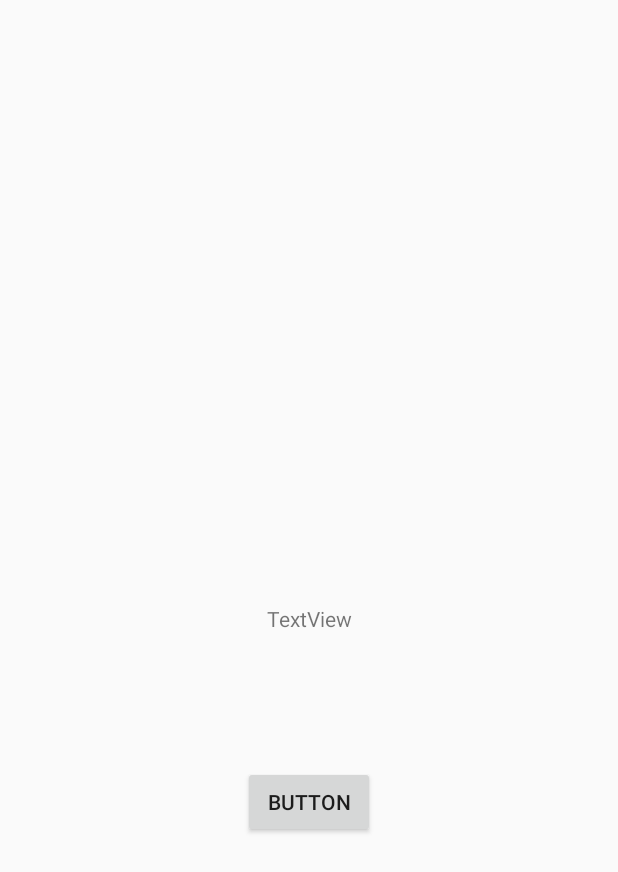
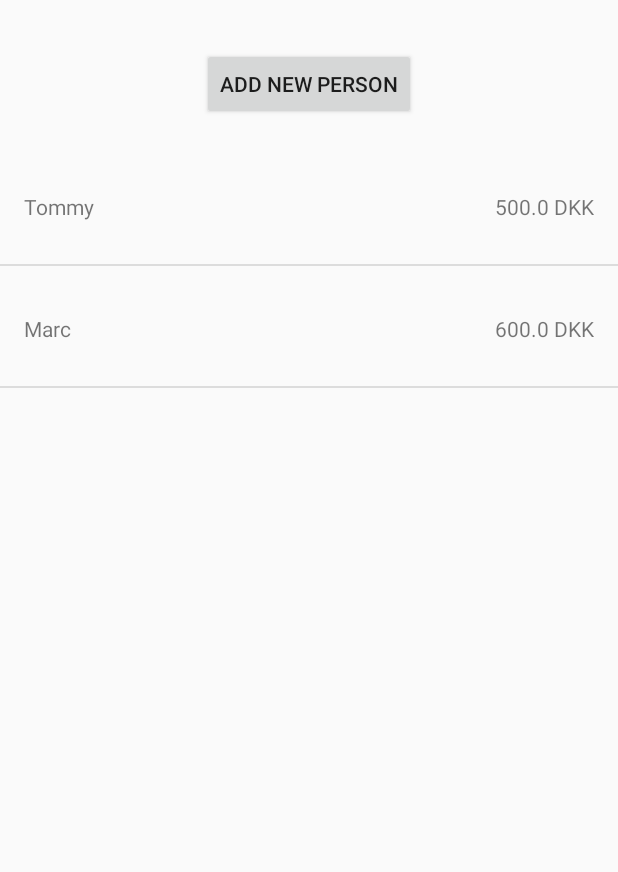
Before and after one commit to EWCMF/MobileMerchant, an Android app: the screen it shows after launch (DebtOwedToOthersActivity), after a tap on "Debt Owed To Others", on a phone screen of 412 x 824 dp. Shown: the top 872 px of the screen. Run offline under Robolectric (Android 15) with nearby library versions, the phone set to English and light mode, and no system bars; our stand-ins replace Room's generated code.

Commit message:
Basic list UI added to DebtOwedToOthers.

```diff
--- a/app/src/main/java/com/android/example/mobilemerchant/data/DebtOwedToOthers.java
+++ b/app/src/main/java/com/android/example/mobilemerchant/data/DebtOwedToOthers.java
@@ -18,7 +18,8 @@ public class DebtOwedToOthers {
     @ColumnInfo(name = "currency")
     private String currencyName;
 
-    public DebtOwedToOthers(String name, double amountOwed, String currencyName) {
+    public DebtOwedToOthers(int owedID, String name, double amountOwed, String currencyName) {
+        this.owedID = owedID;
         this.name = name;
         this.amountOwed = amountOwed;
         this.currencyName = currencyName;
--- /dev/null
+++ b/app/src/main/java/com/android/example/mobilemerchant/view/DebtOwedAdapter.java
@@ -0,0 +1,41 @@
+package com.android.example.mobilemerchant.view;
+
+import android.app.Activity;
+import android.content.Context;
+import android.view.LayoutInflater;
+import android.view.View;
+import android.view.ViewGroup;
+import android.widget.ArrayAdapter;
+import android.widget.TextView;
+
+import com.android.example.mobilemerchant.R;
+import com.android.example.mobilemerchant.data.DebtOwedToOthers;
+
+import java.util.ArrayList;
+
+public class DebtOwedAdapter extends ArrayAdapter<DebtOwedToOthers> {
+    public DebtOwedAdapter(Activity context, ArrayList<DebtOwedToOthers> arrayList) {
+        super(context, 0, arrayList);
+    }
+
+    @Override
+    public View getView(int position, View convertView, ViewGroup parent) {
+        View listItemView = convertView;
+        if(listItemView == null) {
+            listItemView = LayoutInflater.from(getContext()).inflate(
+                    R.layout.debt_list_item, parent, false);
+        }
+
+        DebtOwedToOthers currentDebt = getItem(position);
+        TextView nameTextView = listItemView.findViewById(R.id.listPersonName);
+        assert currentDebt != null;
+        nameTextView.setText(currentDebt.getName());
+
+        TextView amountTextView = listItemView.findViewById(R.id.listPersonAmount);
+        String amountConcat = currentDebt.getAmountOwed() + " " + currentDebt.getCurrencyName();
+        amountTextView.setText(amountConcat);
+
+        return listItemView;
+
+    }
+}
--- a/app/src/main/java/com/android/example/mobilemerchant/view/DebtOwedToOthersActivity.java
+++ b/app/src/main/java/com/android/example/mobilemerchant/view/DebtOwedToOthersActivity.java
@@ -4,40 +4,38 @@ import android.app.Activity;
 import android.os.Bundle;
 import android.os.Handler;
 import android.os.Looper;
-import android.view.View;
-import android.widget.TextView;
+import android.widget.ListView;
 
 import com.android.example.mobilemerchant.R;
 import com.android.example.mobilemerchant.persistence.AppDatabase;
 import com.android.example.mobilemerchant.data.DebtOwedToOthers;
 
+import java.util.ArrayList;
+import java.util.List;
+
 public class DebtOwedToOthersActivity extends Activity {
     AppDatabase db;
-    TextView textView;
+    ListView listView;
+    ArrayList<DebtOwedToOthers> debtOwedToOthers;
 
     @Override
     protected void onCreate(Bundle savedInstanceState) {
         super.onCreate(savedInstanceState);
         setContentView(R.layout.activity_debtothers);
         db = AppDatabase.getDatabase(this);
-        textView = findViewById(R.id.debtOthersTestText);
+        listView = findViewById(R.id.listView);
+        debtOwedToOthers = new ArrayList<>();
+        populateList();
+
     }
 
-    public void buttonTest(View view) {
-        Thread thread = new Thread(new Runnable() {
-            @Override
-            public void run() {
-                final DebtOwedToOthers debtOwedToOthers = db.debtOwedToOthersDao().findByName("Tommy");
-                Handler refresh = new Handler(Looper.getMainLooper());
-                refresh.post(new Runnable() {
-                    public void run()
-                    {
-                        String text = debtOwedToOthers.getName() + " " + debtOwedToOthers.getAmountOwed() + " " + debtOwedToOthers.getCurrencyName();
-                        textView.setText(text);
-                    }
-                });
+    private void populateList() {
+        Thread thread = new Thread(() -> {
+            List<DebtOwedToOthers> list = db.debtOwedToOthersDao().getAll();
+            debtOwedToOthers.addAll(list);
+            Handler handler = new Handler(Looper.getMainLooper());
+            handler.post(() -> listView.setAdapter(new DebtOwedAdapter(this, debtOwedToOthers)));
 
-            }
         });
         thread.start();
 
--- a/app/src/main/java/com/android/example/mobilemerchant/view/MainActivity.java
+++ b/app/src/main/java/com/android/example/mobilemerchant/view/MainActivity.java
@@ -34,9 +34,10 @@ public class MainActivity extends AppCompatActivity {
             public void run() {
                 db.debtOwedToOthersDao().nukeTable();
                 db.debtOwedToYouDao().nukeTable();
-                DebtOwedToOthers testDebtOwedToOthers = new DebtOwedToOthers("Tommy", 500, "DKK");
+                DebtOwedToOthers testDebtOwedToOthers = new DebtOwedToOthers(1,"Tommy", 500, "DKK");
+                DebtOwedToOthers testDebtOwedToOthers2 = new DebtOwedToOthers(2,"Marc", 600, "DKK");
                 DebtOwedToYou test2 = new DebtOwedToYou("Unlucky", 200, "DKK");
-                db.debtOwedToOthersDao().insertAll(testDebtOwedToOthers);
+                db.debtOwedToOthersDao().insertAll(testDebtOwedToOthers, testDebtOwedToOthers2);
                 db.debtOwedToYouDao().insertAll(test2);
             }
         });
--- a/app/src/main/res/layout/activity_debtothers.xml
+++ b/app/src/main/res/layout/activity_debtothers.xml
@@ -6,25 +6,25 @@
     android:layout_width="match_parent"
     android:layout_height="match_parent">
 
-    <TextView
-        android:id="@+id/debtOthersTestText"
+    <Button
+        android:id="@+id/button"
         android:layout_width="wrap_content"
         android:layout_height="wrap_content"
-        android:text="TextView"
-        app:layout_constraintBottom_toBottomOf="parent"
+        android:layout_marginTop="32dp"
+        android:text="Add new person"
         app:layout_constraintEnd_toEndOf="parent"
         app:layout_constraintStart_toStartOf="parent"
         app:layout_constraintTop_toTopOf="parent" />
 
-    <Button
-        android:id="@+id/button"
-        android:layout_width="wrap_content"
-        android:layout_height="wrap_content"
-        android:text="Button"
-        android:onClick="buttonTest"
+    <ListView
+        android:id="@+id/listView"
+        android:layout_width="match_parent"
+        android:layout_height="0dp"
+        android:layout_marginTop="16dp"
+        android:layout_marginBottom="256dp"
         app:layout_constraintBottom_toBottomOf="parent"
         app:layout_constraintEnd_toEndOf="parent"
         app:layout_constraintStart_toStartOf="parent"
-        app:layout_constraintTop_toBottomOf="@+id/debtOthersTestText"
-        app:layout_constraintVertical_bias="0.25" />
+        app:layout_constraintTop_toBottomOf="@+id/button" />
+
 </androidx.constraintlayout.widget.ConstraintLayout>
--- a/app/src/main/res/layout/activity_debtyou.xml
+++ b/app/src/main/res/layout/activity_debtyou.xml
@@ -21,7 +21,7 @@
         android:layout_width="wrap_content"
         android:layout_height="wrap_content"
         android:text="Button"
-        android:onClick="buttonTest"
+        android:onClick="populateList"
         app:layout_constraintBottom_toBottomOf="parent"
         app:layout_constraintEnd_toEndOf="parent"
         app:layout_constraintStart_toStartOf="parent"
--- /dev/null
+++ b/app/src/main/res/layout/debt_list_item.xml
@@ -0,0 +1,36 @@
+<?xml version="1.0" encoding="utf-8"?>
+<androidx.constraintlayout.widget.ConstraintLayout
+    xmlns:android="http://schemas.android.com/apk/res/android"
+    xmlns:app="http://schemas.android.com/apk/res-auto"
+    xmlns:tools="http://schemas.android.com/tools"
+    android:layout_width="match_parent"
+    android:layout_height="match_parent">
+
+    <androidx.constraintlayout.widget.ConstraintLayout
+        android:layout_width="0dp"
+        android:layout_height="80dp"
+        app:layout_constraintEnd_toEndOf="parent"
+        app:layout_constraintStart_toStartOf="parent"
+        app:layout_constraintTop_toTopOf="parent">
+
+        <TextView
+            android:id="@+id/listPersonName"
+            android:layout_width="wrap_content"
+            android:layout_height="wrap_content"
+            android:layout_marginStart="16dp"
+            android:layout_marginTop="32dp"
+            android:text="TextView"
+            app:layout_constraintStart_toStartOf="parent"
+            app:layout_constraintTop_toTopOf="parent" />
+
+        <TextView
+            android:id="@+id/listPersonAmount"
+            android:layout_width="wrap_content"
+            android:layout_height="wrap_content"
+            android:layout_marginTop="32dp"
+            android:layout_marginEnd="16dp"
+            android:text="TextView"
+            app:layout_constraintEnd_toEndOf="parent"
+            app:layout_constraintTop_toTopOf="parent" />
+    </androidx.constraintlayout.widget.ConstraintLayout>
+</androidx.constraintlayout.widget.ConstraintLayout>
```
